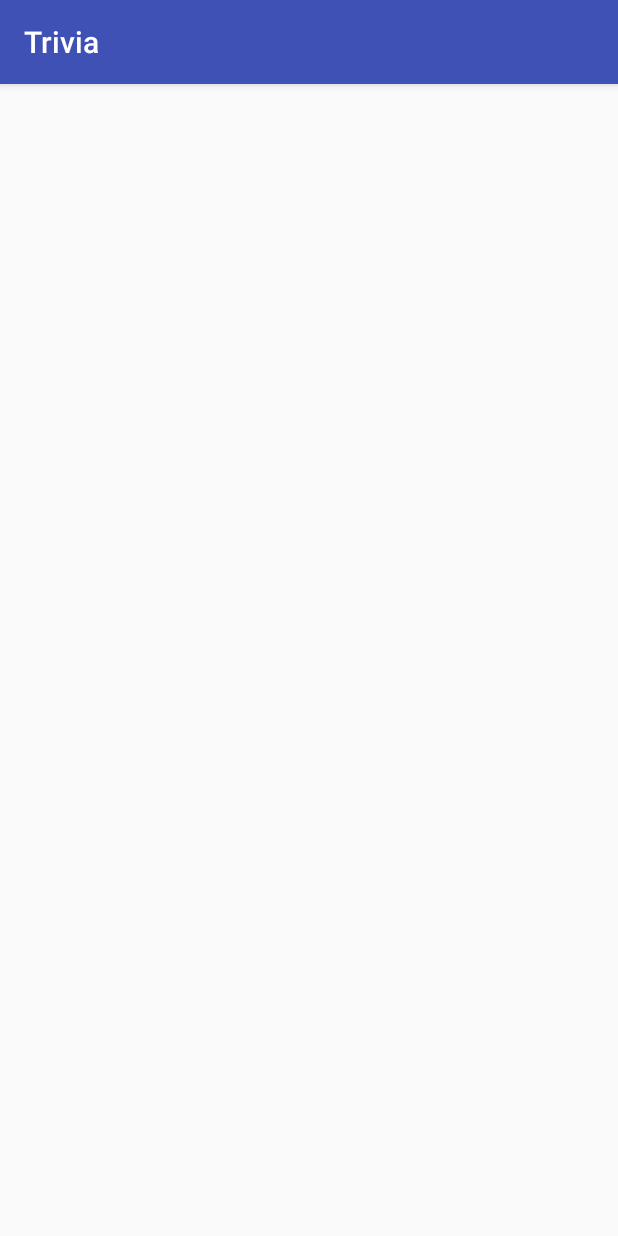
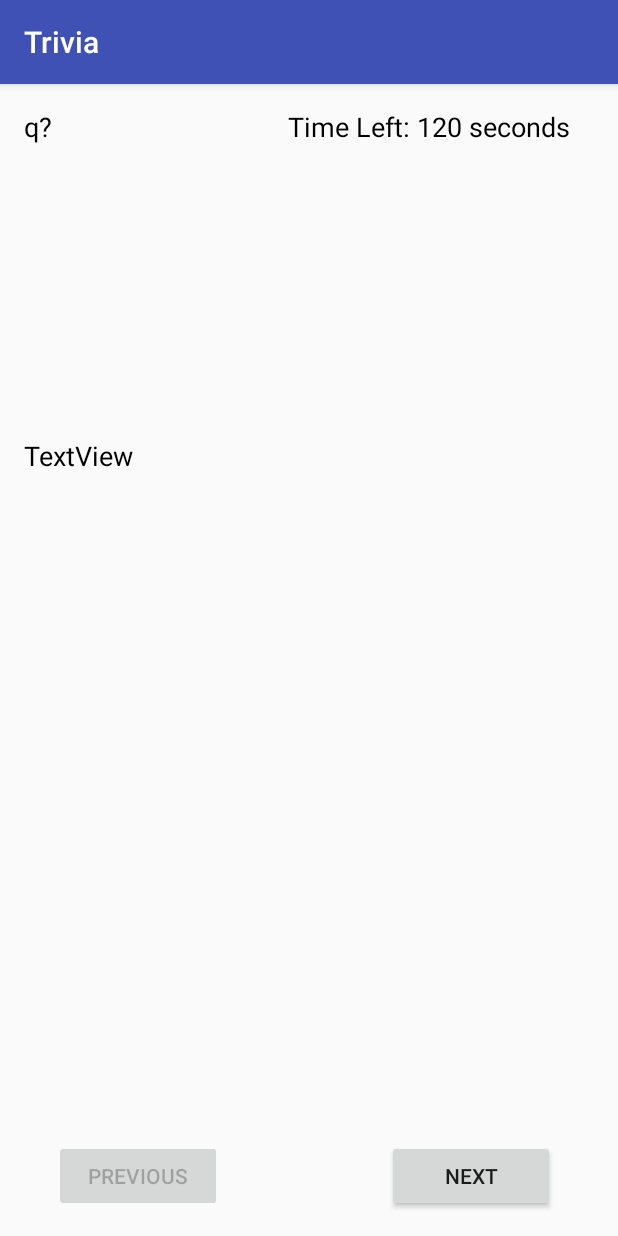
Before and after one commit to rasjoy/ITCS_4180_HW4_Group34, an Android app: the Trivia screen opened directly, with no data from a screen before it, on a phone screen of 412 x 824 dp. Run offline under Robolectric (Android 15) with nearby library versions, the phone set to English and light mode, and no system bars; 1 statement that could not run was skipped.

Commit message:
finished layout

```diff
--- a/app/build.gradle
+++ b/app/build.gradle
@@ -24,6 +24,7 @@ dependencies {
     androidTestCompile('com.android.support.test.espresso:espresso-core:2.2.2', {
         exclude group: 'com.android.support', module: 'support-annotations'
     })
+    compile 'com.squareup.picasso:picasso:2.5.2'
     compile 'com.android.support:appcompat-v7:25.1.0'
     testCompile 'junit:junit:4.12'
 }
--- a/app/src/main/java/com/example/joyrasmussen/hw4_group34/Trivia.java
+++ b/app/src/main/java/com/example/joyrasmussen/hw4_group34/Trivia.java
@@ -2,12 +2,70 @@ package com.example.joyrasmussen.hw4_group34;
 
 import android.support.v7.app.AppCompatActivity;
 import android.os.Bundle;
+import android.view.View;
+import android.widget.Button;
+import android.widget.TextView;
+
+import java.util.ArrayList;
 
 public class Trivia extends AppCompatActivity {
+    Button prevButton;
+    Button nextButton;
+    TextView questionNum;
+    int index;
+    ArrayList<Question> questionArray;
+
 
     @Override
     protected void onCreate(Bundle savedInstanceState) {
         super.onCreate(savedInstanceState);
         setContentView(R.layout.activity_trivia);
+
+        questionArray = new ArrayList<Question>();
+        //initialize the app
+        prevButton = (Button) findViewById(R.id.previousButton);
+        prevButton.setEnabled(false);
+        index = 0;
+
+        nextButton = (Button) findViewById(R.id.nextButton);
+        questionNum = (TextView) findViewById(R.id.qNumText);
+
+
+
+
+
+
+
+    }
+
+    public void onPreviousListener(View v){
+            index--;
+        if(index == 0){
+            prevButton.setEnabled(false);
+        }
+        if(index == questionArray.size() -1 ){
+            nextButton.setText("Next");
+
+        }
+
+
+
+    }
+
+    public void onNextListener(View v){
+        if(index == questionArray.size()){
+            //finish the app hear
+
+
+        }
+        index--;
+
+        if(index == questionArray.size()){
+            //finish the app hear
+            nextButton.setText("Finish");
+
+        }
+
+
     }
 }
--- a/app/src/main/res/layout/activity_trivia.xml
+++ b/app/src/main/res/layout/activity_trivia.xml
@@ -1,5 +1,6 @@
 <?xml version="1.0" encoding="utf-8"?>
 <RelativeLayout xmlns:android="http://schemas.android.com/apk/res/android"
+    xmlns:app="http://schemas.android.com/apk/res-auto"
     xmlns:tools="http://schemas.android.com/tools"
     android:id="@+id/activity_trivia"
     android:layout_width="match_parent"
@@ -10,4 +11,93 @@
     android:paddingTop="@dimen/activity_vertical_margin"
     tools:context="com.example.joyrasmussen.hw4_group34.Trivia">
 
+    <RelativeLayout
+        android:layout_width="match_parent"
+        android:layout_height="40dp"
+        android:layout_alignParentTop="true"
+        android:layout_alignParentLeft="true"
+        android:layout_alignParentStart="true"
+        android:id="@+id/top_layout">
+
+        <TextView
+            android:text="@string/startTimer"
+            android:layout_width="wrap_content"
+            android:layout_height="wrap_content"
+            android:layout_alignTop="@+id/relativeLayout"
+            android:layout_alignParentRight="true"
+            android:layout_alignParentEnd="true"
+            android:layout_marginRight="16dp"
+            android:layout_marginEnd="16dp"
+            android:id="@+id/timerText"
+            android:textSize="18sp"
+            android:textColor="@android:color/black" />
+
+        <TextView
+            android:layout_width="wrap_content"
+            android:layout_height="wrap_content"
+            android:id="@+id/qNumText"
+            android:text="q?"
+            android:textSize="18sp"
+            android:textColor="@android:color/black"
+            android:layout_alignParentTop="true"
+            android:layout_alignParentLeft="true"
+            android:layout_alignParentStart="true" />
+
+    </RelativeLayout>
+
+    <ImageView
+        android:layout_width="match_parent"
+        app:srcCompat="?attr/selectableItemBackground"
+        android:layout_alignParentLeft="true"
+        android:layout_alignParentStart="true"
+        android:id="@+id/imageView"
+        android:layout_below="@+id/top_layout"
+        android:layout_height="150dp" />
+
+    <TextView
+        android:text="TextView"
+        android:layout_width="wrap_content"
+        android:layout_height="wrap_content"
+        android:layout_below="@+id/imageView"
+        android:layout_alignParentLeft="true"
+        android:layout_alignParentStart="true"
+        android:layout_marginTop="29dp"
+        android:id="@+id/questionText"
+        android:textSize="18sp"
+        android:textColor="@android:color/black" />
+
+    <RadioGroup
+        android:layout_width="match_parent"
+        android:layout_height="match_parent"
+        android:layout_below="@+id/questionText"
+        android:layout_alignParentLeft="true"
+        android:layout_alignParentStart="true"
+        android:layout_marginTop="13dp"
+        android:id="@+id/questionChoice"
+        android:layout_marginBottom="75dp" />
+
+    <Button
+        android:text="@string/previousButton"
+        android:layout_width="wrap_content"
+        android:layout_height="wrap_content"
+        android:id="@+id/previousButton"
+        android:layout_marginLeft="26dp"
+        android:layout_marginStart="20dp"
+        android:minEms="7"
+        android:layout_alignParentBottom="true"
+        android:layout_alignParentLeft="true"
+        android:layout_alignParentStart="true" />
+
+    <Button
+        android:text="@string/nextButton"
+        android:layout_width="wrap_content"
+        android:layout_height="wrap_content"
+        android:layout_marginRight="26dp"
+        android:layout_marginEnd="26dp"
+        android:id="@+id/nextButton"
+        android:minEms="7"
+        android:layout_alignParentBottom="true"
+        android:layout_alignParentRight="true"
+        android:layout_alignParentEnd="true" />
+
 </RelativeLayout>
--- a/app/src/main/res/values/strings.xml
+++ b/app/src/main/res/values/strings.xml
@@ -1,4 +1,7 @@
 <resources>
     <string name="app_name">Trivia App</string>
     <string name="trivia_intent">Trivia</string>
+    <string name="startTimer">Time Left: 120 seconds</string>
+    <string name="previousButton">Previous</string>
+    <string name="nextButton">Next</string>
 </resources>
```
